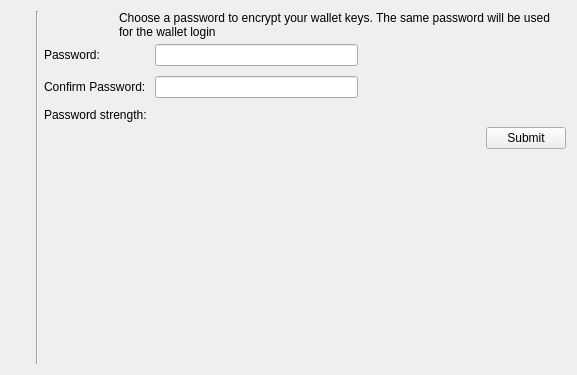
Old version of the form windows/initaccount.ui in the repository mwcproject/mwc-qt-wallet.
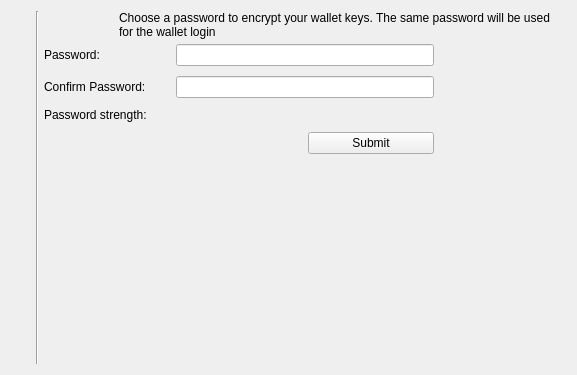
New version of the form. Icons and pictures are not drawn.

Commit message: Fix focused, default buttons, titles e.t.c

```diff
--- a/windows/initaccount.ui
+++ b/windows/initaccount.ui
@@ -107,24 +107,10 @@
         </layout>
        </item>
        <item>
-        <layout class="QGridLayout" name="gridLayout">
+        <layout class="QGridLayout" name="gridLayout" columnstretch="1,1,1,1" columnminimumwidth="0,0,0,0">
          <property name="verticalSpacing">
           <number>10</number>
          </property>
-         <item row="2" column="0">
-          <widget class="QLabel" name="label_5">
-           <property name="text">
-            <string>Password strength: </string>
-           </property>
-          </widget>
-         </item>
-         <item row="0" column="1">
-          <widget class="QLineEdit" name="password1Edit">
-           <property name="echoMode">
-            <enum>QLineEdit::Password</enum>
-           </property>
-          </widget>
-         </item>
          <item row="1" column="0">
           <widget class="QLabel" name="label_4">
            <property name="text">
@@ -132,13 +118,39 @@
            </property>
           </widget>
          </item>
-         <item row="1" column="1">
-          <widget class="QLineEdit" name="password2Edit">
-           <property name="echoMode">
-            <enum>QLineEdit::Password</enum>
+         <item row="3" column="2">
+          <widget class="QPushButton" name="submitButton">
+           <property name="focusPolicy">
+            <enum>Qt::StrongFocus</enum>
            </property>
+           <property name="text">
+            <string>Submit</string>
+           </property>
+           <property name="autoDefault">
+            <bool>true</bool>
+           </property>
           </widget>
          </item>
+         <item row="2" column="0">
+          <widget class="QLabel" name="label_5">
+           <property name="text">
+            <string>Password strength: </string>
+           </property>
+          </widget>
+         </item>
+         <item row="1" column="3">
+          <spacer name="horizontalSpacer">
+           <property name="orientation">
+            <enum>Qt::Horizontal</enum>
+           </property>
+           <property name="sizeHint" stdset="0">
+            <size>
+             <width>40</width>
+             <height>20</height>
+            </size>
+           </property>
+          </spacer>
+         </item>
          <item row="0" column="0">
           <widget class="QLabel" name="label_3">
            <property name="text">
@@ -146,20 +158,21 @@
            </property>
           </widget>
          </item>
-         <item row="1" column="2">
-          <spacer name="horizontalSpacer">
-           <property name="orientation">
-            <enum>Qt::Horizontal</enum>
+         <item row="1" column="1" colspan="2">
+          <widget class="QLineEdit" name="password2Edit">
+           <property name="echoMode">
+            <enum>QLineEdit::Password</enum>
            </property>
-           <property name="sizeHint" stdset="0">
-            <size>
-             <width>40</width>
-             <height>20</height>
-            </size>
+          </widget>
+         </item>
+         <item row="0" column="1" colspan="2">
+          <widget class="QLineEdit" name="password1Edit">
+           <property name="echoMode">
+            <enum>QLineEdit::Password</enum>
            </property>
-          </spacer>
+          </widget>
          </item>
-         <item row="2" column="1" colspan="2">
+         <item row="2" column="1" colspan="3">
           <widget class="QLabel" name="strengthLabel">
            <property name="text">
             <string/>
@@ -186,13 +199,6 @@
            </property>
           </spacer>
          </item>
-         <item>
-          <widget class="QPushButton" name="submitButton">
-           <property name="text">
-            <string>Submit</string>
-           </property>
-          </widget>
-         </item>
         </layout>
        </item>
        <item>
```
Left out of the diff: 4 changed lines with no effect on the pictures. The commit also changes 71 other files.
